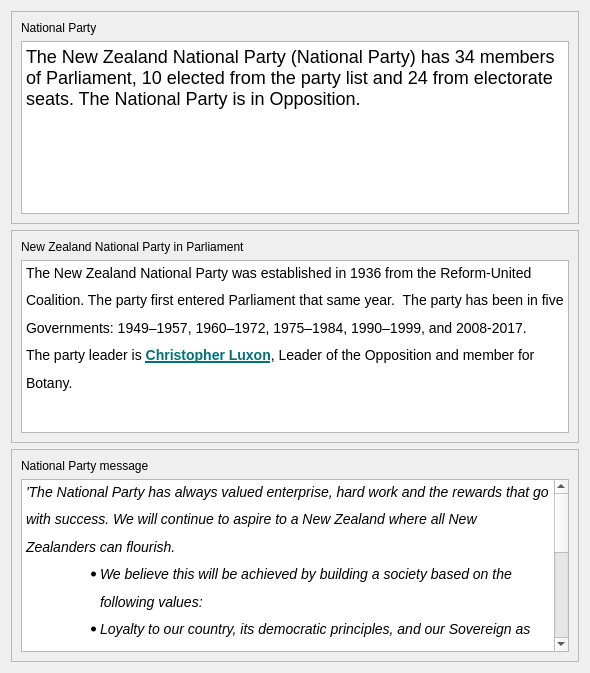
First picture: the form in qtGuiApplication/partynational.ui, repository Debug-Divas/COSC345-Project, before the edit.
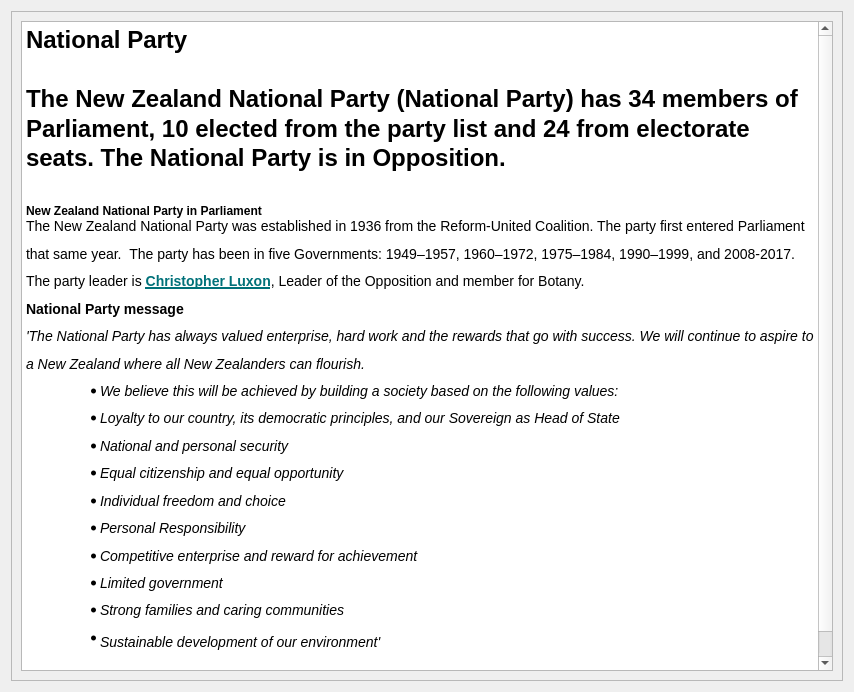
Second picture: the form after the edit.

Diff of the .ui file:
```diff
--- a/qtGuiApplication/partynational.ui
+++ b/qtGuiApplication/partynational.ui
@@ -6,8 +6,8 @@
    <rect>
     <x>0</x>
     <y>0</y>
-    <width>590</width>
-    <height>673</height>
+    <width>854</width>
+    <height>692</height>
    </rect>
   </property>
   <property name="windowTitle">
@@ -23,13 +23,6 @@
       <enum>QFrame::Raised</enum>
      </property>
      <layout class="QVBoxLayout" name="verticalLayout_2">
-      <item>
-       <widget class="QLabel" name="label">
-        <property name="text">
-         <string>National Party</string>
-        </property>
-       </widget>
-      </item>
       <item>
        <widget class="QTextBrowser" name="textBrowser">
         <property name="html">
@@ -40,73 +33,10 @@
 li.unchecked::marker { content: &quot;\2610&quot;; }
 li.checked::marker { content: &quot;\2612&quot;; }
 &lt;/style&gt;&lt;/head&gt;&lt;body style=&quot; font-family:'Segoe UI'; font-size:9pt; font-weight:400; font-style:normal;&quot;&gt;
-&lt;p style=&quot; margin-top:0px; margin-bottom:0px; margin-left:0px; margin-right:0px; -qt-block-indent:0; text-indent:0px;&quot;&gt;&lt;span style=&quot; font-family:'Open Sans','Arial','Verdana','sans-serif'; font-size:18px; color:#000000; background-color:#ffffff;&quot;&gt;The New Zealand National Party (National Party) has 34 members of Parliament, 10 elected from the party list and 24 from electorate seats. The National Party is in Opposition.&lt;/span&gt;&lt;/p&gt;&lt;/body&gt;&lt;/html&gt;</string>
-        </property>
-       </widget>
-      </item>
-     </layout>
-    </widget>
-   </item>
-   <item>
-    <widget class="QFrame" name="frame_2">
-     <property name="frameShape">
-      <enum>QFrame::StyledPanel</enum>
-     </property>
-     <property name="frameShadow">
-      <enum>QFrame::Raised</enum>
-     </property>
-     <layout class="QVBoxLayout" name="verticalLayout_3">
-      <item>
-       <widget class="QLabel" name="label_2">
-        <property name="text">
-         <string>New Zealand National Party in Parliament</string>
-        </property>
-       </widget>
-      </item>
-      <item>
-       <widget class="QTextBrowser" name="textBrowser_2">
-        <property name="html">
-         <string>&lt;!DOCTYPE HTML PUBLIC &quot;-//W3C//DTD HTML 4.0//EN&quot; &quot;http://www.w3.org/TR/REC-html40/strict.dtd&quot;&gt;
-&lt;html&gt;&lt;head&gt;&lt;meta name=&quot;qrichtext&quot; content=&quot;1&quot; /&gt;&lt;meta charset=&quot;utf-8&quot; /&gt;&lt;style type=&quot;text/css&quot;&gt;
-p, li { white-space: pre-wrap; }
-hr { height: 1px; border-width: 0; }
-li.unchecked::marker { content: &quot;\2610&quot;; }
-li.checked::marker { content: &quot;\2612&quot;; }
-&lt;/style&gt;&lt;/head&gt;&lt;body style=&quot; font-family:'Segoe UI'; font-size:9pt; font-weight:400; font-style:normal;&quot;&gt;
+&lt;h1 style=&quot; margin-top:0px; margin-bottom:0px; margin-left:0px; margin-right:0px; -qt-block-indent:0; text-indent:0px; line-height:105.769%; background-color:#ffffff;&quot;&gt;&lt;span style=&quot; font-family:'Open Sans','Arial','Verdana','sans-serif'; font-size:xx-large; font-weight:700; color:#000000; background-color:#ffffff;&quot;&gt;National Party&lt;br /&gt;&lt;br /&gt;&lt;/span&gt;&lt;span style=&quot; font-family:'Open Sans','Arial','Verdana','sans-serif'; font-size:xx-large; font-weight:700; color:#000000; background-color:#ffffff;&quot;&gt;The New Zealand National Party (National Party) has 34 members of Parliament, 10 elected from the party list and 24 from electorate seats. The National Party is in Opposition.&lt;br /&gt;&lt;br /&gt;&lt;/span&gt;&lt;span style=&quot; font-family:'Open Sans','Arial','Verdana','sans-serif'; font-size:medium; font-weight:700; color:#000000; background-color:#ffffff;&quot;&gt;New Zealand National Party in Parliament&lt;/span&gt;&lt;/h1&gt;
 &lt;p style=&quot; margin-top:0px; margin-bottom:0px; margin-left:0px; margin-right:0px; -qt-block-indent:0; text-indent:0px; line-height:171.429%; background-color:#ffffff;&quot;&gt;&lt;span style=&quot; font-family:'Open Sans','Arial','Verdana','sans-serif'; font-size:14px; color:#000000; background-color:#ffffff;&quot;&gt;The New Zealand National Party was established in 1936 from the Reform-United Coalition. The party first entered Parliament that same year.  The party has been in five Governments: 1949–1957, 1960–1972, 1975–1984, 1990–1999, and 2008-2017.&lt;/span&gt;&lt;/p&gt;
-&lt;p style=&quot; margin-top:0px; margin-bottom:0px; margin-left:0px; margin-right:0px; -qt-block-indent:0; text-indent:0px; line-height:171.429%; background-color:#ffffff;&quot;&gt;&lt;span style=&quot; font-family:'Open Sans','Arial','Verdana','sans-serif'; font-size:14px; color:#000000; background-color:#ffffff;&quot;&gt;The party leader is&lt;/span&gt;&lt;span style=&quot; font-family:'Open Sans','Arial','Verdana','sans-serif'; font-size:14px; color:#000000;&quot;&gt; &lt;/span&gt;&lt;a href=&quot;https://www.parliament.nz/en/mps-and-electorates/members-of-parliament/luxon-christopher/&quot;&gt;&lt;span style=&quot; font-family:'Open Sans','Arial','Verdana','sans-serif'; font-size:14px; font-weight:700; text-decoration: underline; color:#007179;&quot;&gt;Christopher Luxon&lt;/span&gt;&lt;/a&gt;&lt;span style=&quot; font-family:'Open Sans','Arial','Verdana','sans-serif'; font-size:14px; color:#000000;&quot;&gt;, Leader of the Opposition and member for Botany.&lt;/span&gt;&lt;/p&gt;&lt;/body&gt;&lt;/html&gt;</string>
-        </property>
-       </widget>
-      </item>
-     </layout>
-    </widget>
-   </item>
-   <item>
-    <widget class="QFrame" name="frame_3">
-     <property name="frameShape">
-      <enum>QFrame::StyledPanel</enum>
-     </property>
-     <property name="frameShadow">
-      <enum>QFrame::Raised</enum>
-     </property>
-     <layout class="QVBoxLayout" name="verticalLayout_4">
-      <item>
-       <widget class="QLabel" name="label_3">
-        <property name="text">
-         <string>National Party message</string>
-        </property>
-       </widget>
-      </item>
-      <item>
-       <widget class="QTextBrowser" name="textBrowser_3">
-        <property name="html">
-         <string>&lt;!DOCTYPE HTML PUBLIC &quot;-//W3C//DTD HTML 4.0//EN&quot; &quot;http://www.w3.org/TR/REC-html40/strict.dtd&quot;&gt;
-&lt;html&gt;&lt;head&gt;&lt;meta name=&quot;qrichtext&quot; content=&quot;1&quot; /&gt;&lt;meta charset=&quot;utf-8&quot; /&gt;&lt;style type=&quot;text/css&quot;&gt;
-p, li { white-space: pre-wrap; }
-hr { height: 1px; border-width: 0; }
-li.unchecked::marker { content: &quot;\2610&quot;; }
-li.checked::marker { content: &quot;\2612&quot;; }
-&lt;/style&gt;&lt;/head&gt;&lt;body style=&quot; font-family:'Segoe UI'; font-size:9pt; font-weight:400; font-style:normal;&quot;&gt;
+&lt;p style=&quot; margin-top:0px; margin-bottom:0px; margin-left:0px; margin-right:0px; -qt-block-indent:0; text-indent:0px; line-height:171.429%; background-color:#ffffff;&quot;&gt;&lt;span style=&quot; font-family:'Open Sans','Arial','Verdana','sans-serif'; font-size:14px; color:#000000; background-color:#ffffff;&quot;&gt;The party leader is&lt;/span&gt;&lt;span style=&quot; font-family:'Open Sans','Arial','Verdana','sans-serif'; font-size:14px; color:#000000;&quot;&gt; &lt;/span&gt;&lt;a href=&quot;https://www.parliament.nz/en/mps-and-electorates/members-of-parliament/luxon-christopher/&quot;&gt;&lt;span style=&quot; font-family:'Open Sans','Arial','Verdana','sans-serif'; font-size:14px; font-weight:700; text-decoration: underline; color:#007179;&quot;&gt;Christopher Luxon&lt;/span&gt;&lt;/a&gt;&lt;span style=&quot; font-family:'Open Sans','Arial','Verdana','sans-serif'; font-size:14px; color:#000000;&quot;&gt;, Leader of the Opposition and member for Botany.&lt;/span&gt;&lt;/p&gt;
+&lt;p style=&quot; margin-top:0px; margin-bottom:0px; margin-left:0px; margin-right:0px; -qt-block-indent:0; text-indent:0px; line-height:171.429%; background-color:#ffffff;&quot;&gt;&lt;span style=&quot; font-family:'Open Sans','Arial','Verdana','sans-serif'; font-size:14px; font-weight:700; color:#000000;&quot;&gt;National Party message&lt;/span&gt;&lt;/p&gt;
 &lt;p style=&quot; margin-top:0px; margin-bottom:0px; margin-left:0px; margin-right:0px; -qt-block-indent:0; text-indent:0px; line-height:171.429%; background-color:#ffffff;&quot;&gt;&lt;span style=&quot; font-family:'Open Sans','Arial','Verdana','sans-serif'; font-size:14px; font-style:italic; color:#000000;&quot;&gt;'The National Party has always valued enterprise, hard work and the rewards that go with success. We will continue to aspire to a New Zealand where all New Zealanders can flourish.&lt;/span&gt;&lt;/p&gt;
 &lt;ul style=&quot;margin-top: 0px; margin-bottom: 0px; margin-left: 0px; margin-right: 0px; -qt-list-indent: 1;&quot;&gt;
 &lt;li style=&quot; font-family:'Open Sans','Arial','Verdana','sans-serif'; font-size:14px; color:#000000; background-color:#ffffff;&quot; style=&quot; margin-top:0px; margin-bottom:0px; margin-left:34px; margin-right:0px; -qt-block-indent:0; text-indent:0px; line-height:171.429%;&quot;&gt;&lt;span style=&quot; font-size:14px; font-style:italic;&quot;&gt;We believe this will be achieved by building a society based on the following values:&lt;/span&gt;&lt;/li&gt;
@@ -118,7 +48,7 @@
 &lt;li style=&quot; font-family:'Open Sans','Arial','Verdana','sans-serif'; font-size:14px; color:#000000; background-color:#ffffff;&quot; style=&quot; margin-top:0px; margin-bottom:0px; margin-left:34px; margin-right:0px; -qt-block-indent:0; text-indent:0px; line-height:171.429%;&quot;&gt;&lt;span style=&quot; font-size:14px; font-style:italic;&quot;&gt;Competitive enterprise and reward for achievement&lt;/span&gt;&lt;/li&gt;
 &lt;li style=&quot; font-family:'Open Sans','Arial','Verdana','sans-serif'; font-size:14px; color:#000000; background-color:#ffffff;&quot; style=&quot; margin-top:0px; margin-bottom:0px; margin-left:34px; margin-right:0px; -qt-block-indent:0; text-indent:0px; line-height:171.429%;&quot;&gt;&lt;span style=&quot; font-size:14px; font-style:italic;&quot;&gt;Limited government&lt;/span&gt;&lt;/li&gt;
 &lt;li style=&quot; font-family:'Open Sans','Arial','Verdana','sans-serif'; font-size:14px; color:#000000; background-color:#ffffff;&quot; style=&quot; margin-top:0px; margin-bottom:0px; margin-left:34px; margin-right:0px; -qt-block-indent:0; text-indent:0px; line-height:171.429%;&quot;&gt;&lt;span style=&quot; font-size:14px; font-style:italic;&quot;&gt;Strong families and caring communities&lt;/span&gt;&lt;/li&gt;
-&lt;li style=&quot; font-family:'Open Sans','Arial','Verdana','sans-serif'; font-size:14px; color:#000000; background-color:#ffffff;&quot; style=&quot; margin-top:0px; margin-bottom:0px; margin-left:34px; margin-right:0px; -qt-block-indent:0; text-indent:0px; line-height:171.429%;&quot;&gt;&lt;span style=&quot; font-size:14px; font-style:italic;&quot;&gt;Sustainable development of our environment'&lt;/span&gt;&lt;/li&gt;&lt;/ul&gt;&lt;/body&gt;&lt;/html&gt;</string>
+&lt;li style=&quot; font-family:'Open Sans','Arial','Verdana','sans-serif'; font-size:14px; color:#000000; background-color:#ffffff;&quot; style=&quot; margin-top:0px; margin-bottom:0px; margin-left:34px; margin-right:0px; -qt-block-indent:0; text-indent:0px; line-height:171.429%;&quot;&gt;&lt;span style=&quot; font-size:14px; font-style:italic;&quot;&gt;Sustainable development of our environment'&lt;/span&gt;&lt;span style=&quot; font-size:18px;&quot;&gt;&lt;br /&gt;&lt;/span&gt;&lt;/li&gt;&lt;/ul&gt;&lt;/body&gt;&lt;/html&gt;</string>
         </property>
        </widget>
       </item>
```
